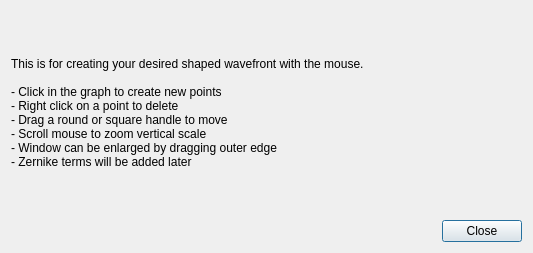
The window that arbitrarywavefronthelp.ui (githubdoe/DFTFringe) describes before a commit, drawn with Qt 5.
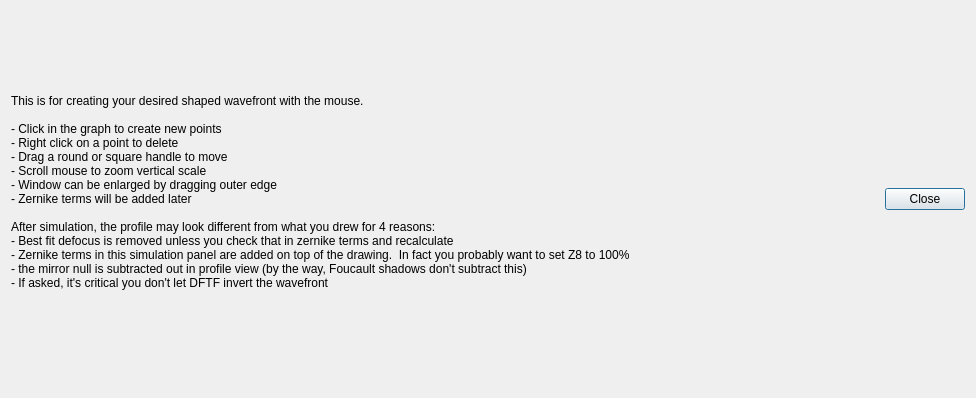
The same window after the commit.

Commit message: Added more information in the "help" part of the user-drawn-profile Also deleted some unused code in the wave widget to remove 3 compiler warnings

```diff
--- a/arbitrarywavefronthelp.ui
+++ b/arbitrarywavefronthelp.ui
@@ -6,16 +6,24 @@
    <rect>
     <x>0</x>
     <y>0</y>
-    <width>533</width>
-    <height>253</height>
+    <width>976</width>
+    <height>398</height>
    </rect>
   </property>
   <property name="windowTitle">
    <string>Help/Tips</string>
   </property>
-  <layout class="QVBoxLayout" name="verticalLayout" stretch="10,1">
+  <layout class="QVBoxLayout" name="verticalLayout" stretch="1">
+   <item>
+    <layout class="QHBoxLayout" name="horizontalLayout">
    <item>
     <widget class="QLabel" name="label">
+       <property name="minimumSize">
+        <size>
+         <width>630</width>
+         <height>0</height>
+        </size>
+       </property>
      <property name="text">
       <string>This is for creating your desired shaped wavefront with the mouse.
 
@@ -24,15 +32,20 @@
 - Drag a round or square handle to move
 - Scroll mouse to zoom vertical scale
 - Window can be enlarged by dragging outer edge
-- Zernike terms will be added later</string>
+- Zernike terms will be added later
+
+After simulation, the profile may look different from what you drew for 4 reasons:
+- Best fit defocus is removed unless you check that in zernike terms and recalculate
+- Zernike terms in this simulation panel are added on top of the drawing.  In fact you probably want to set Z8 to 100%
+- the mirror null is subtracted out in profile view (by the way, Foucault shadows don't subtract this)
+- If asked, it's critical you don't let DFTF invert the wavefront
+</string>
      </property>
      <property name="wordWrap">
       <bool>true</bool>
      </property>
     </widget>
    </item>
-   <item>
-    <layout class="QHBoxLayout" name="horizontalLayout">
      <item>
       <spacer name="horizontalSpacer">
        <property name="orientation">
```
Lines whose indentation alone changed are shown as unchanged. The commit also changes 1 other file.
